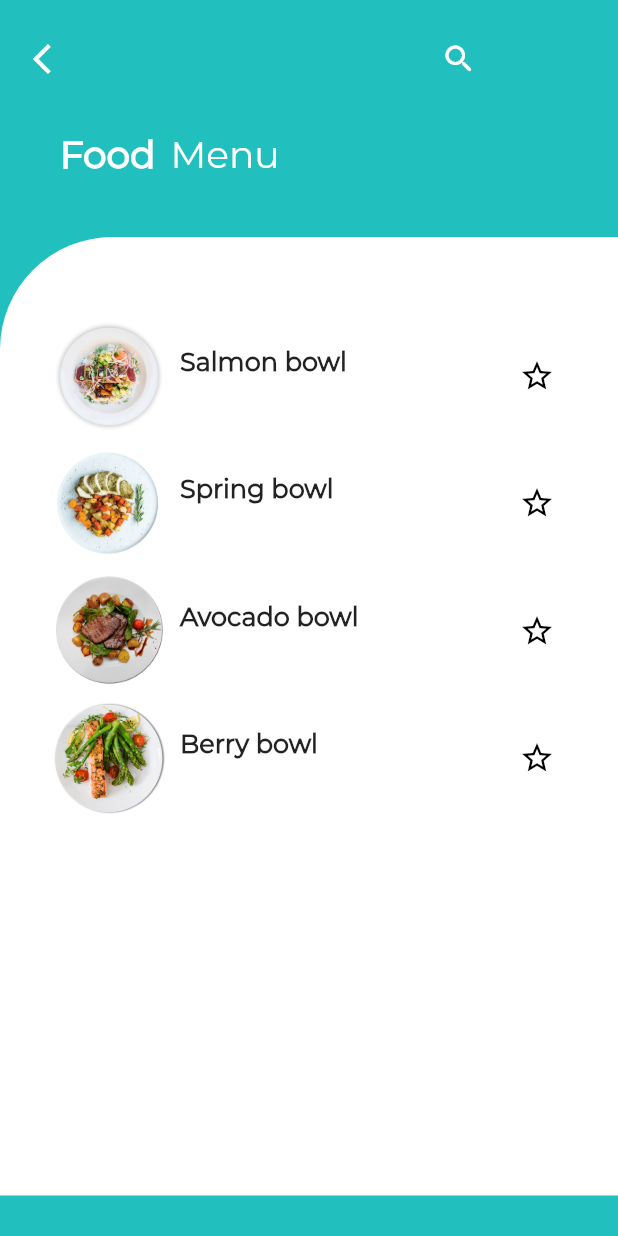
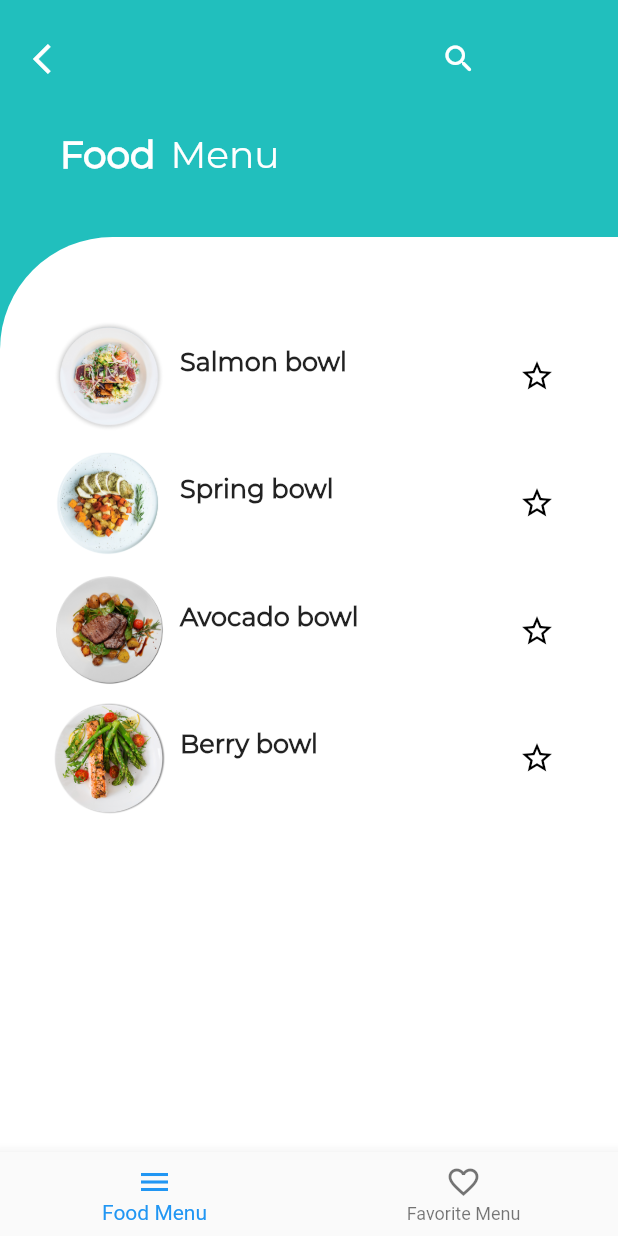
Before and after one commit to txkidxki/project-953494, a Flutter app: the screen it shows after launch, on a phone screen of 412 x 824 dp. Run offline on Flutter 3.47's test engine with Material 2 defaults, Android fonts, the phone set to English and light mode, and no system bars; project files that could hold a hidden picture were left out.

Commit message:
main page add bottombar

```diff
--- a/lib/main.dart
+++ b/lib/main.dart
@@ -152,6 +152,18 @@ class _MyHomePageState extends State<MyHomePage> {
           )
         ],
       ),
+      bottomNavigationBar: BottomNavigationBar(
+        items: const <BottomNavigationBarItem>[
+          BottomNavigationBarItem(
+            icon: Icon(Icons.menu),
+            label: 'Food Menu',
+          ),
+          BottomNavigationBarItem(
+            icon: Icon(Icons.favorite_border),
+            label: 'Favorite Menu',
+          ),
+        ],
+      ),
     );
   }
 
@@ -211,6 +223,7 @@ class _MyHomePageState extends State<MyHomePage> {
               )
             ],
           )
-        ));
+        ),
+        );
   }
 }
```
